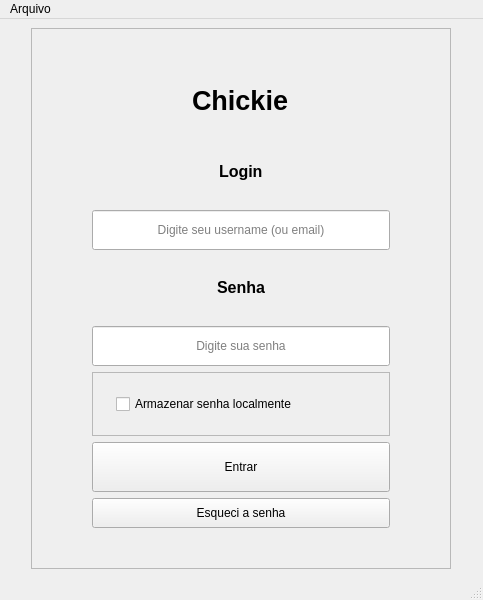
Qt form qt/src/views/loginForm.ui (antoniofernandodj/Chickie) before a commit.
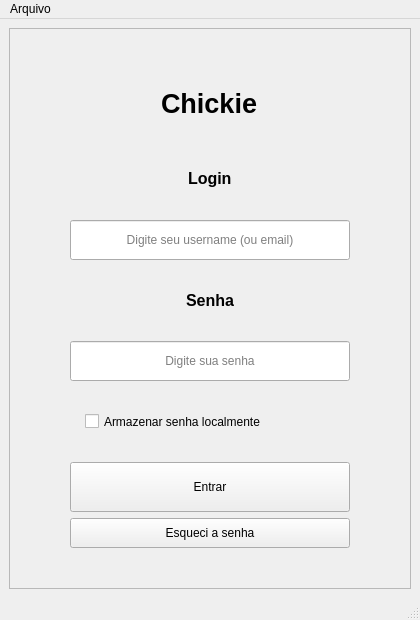
The same form after that commit.

The edit to the form file:
```diff
--- a/qt/src/views/loginForm.ui
+++ b/qt/src/views/loginForm.ui
@@ -6,8 +6,8 @@
    <rect>
     <x>0</x>
     <y>0</y>
-    <width>483</width>
-    <height>600</height>
+    <width>420</width>
+    <height>620</height>
    </rect>
   </property>
   <property name="windowTitle">
@@ -128,7 +128,7 @@
           <bool>true</bool>
          </property>
          <property name="frameShape">
-          <enum>QFrame::StyledPanel</enum>
+          <enum>QFrame::NoFrame</enum>
          </property>
          <property name="frameShadow">
           <enum>QFrame::Raised</enum>
@@ -201,7 +201,7 @@
     <rect>
      <x>0</x>
      <y>0</y>
-     <width>483</width>
+     <width>420</width>
      <height>22</height>
     </rect>
    </property>
```
